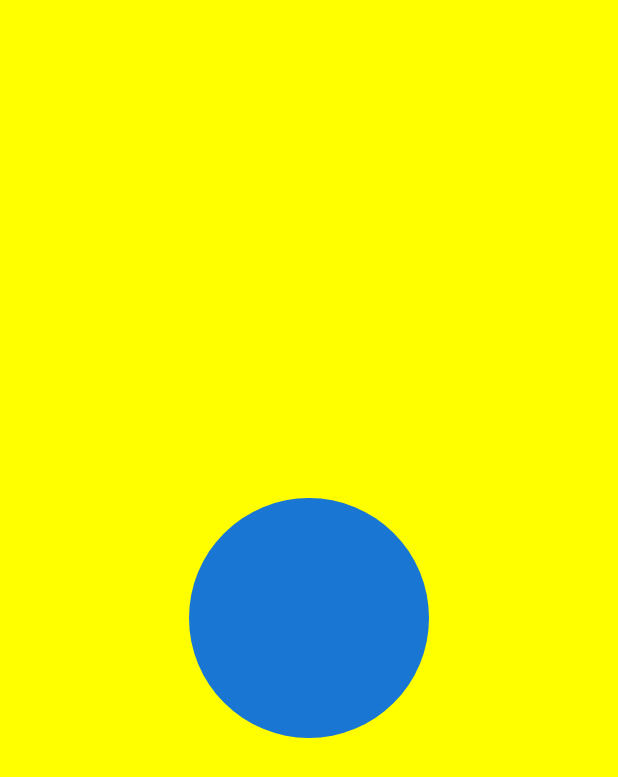
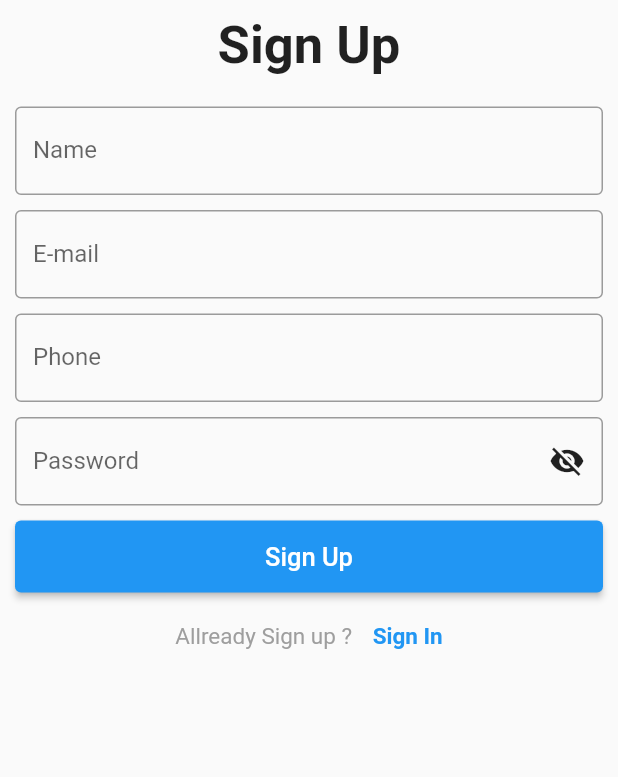
Before and after one commit to SoumitroKarmaker/Sign_up-Sign_in, a Flutter app: the screen it shows after launch, on a phone screen of 412 x 824 dp. Shown: the top 777 px of the screen. Run offline on Flutter 3.47's test engine with Material 2 defaults, Android fonts, the phone set to English and light mode, and no system bars; drawn by our look-alikes of nb_utils.

Commit message:
2nd Commit

```diff
--- a/lib/screens/home.dart
+++ b/lib/screens/sign_up.dart
@@ -1,26 +1,28 @@
 import 'package:flutter/material.dart';
 import 'package:nb_utils/nb_utils.dart';
 
-class Home extends StatefulWidget {
-  const Home({Key? key}) : super(key: key);
+import '../sign_in.dart';
+
+class SignUp extends StatefulWidget {
+  const SignUp({Key? key}) : super(key: key);
 
   @override
-  State<Home> createState() => _HomeState();
+  State<SignUp> createState() => _SignUpState();
 }
 
-class _HomeState extends State<Home> {
+class _SignUpState extends State<SignUp> {
   @override
   Widget build(BuildContext context) {
     return Scaffold(
+
       body: SafeArea(
         child: SingleChildScrollView(
           child: Padding(
             padding: const EdgeInsets.all(10.0),
             child: Column(
-
-              mainAxisAlignment: MainAxisAlignment.center,
+              crossAxisAlignment: CrossAxisAlignment.center,
               children: [
-                Text('Sign up', style: TextStyle(fontSize: 35, fontWeight: FontWeight.bold),),
+                Text('Sign Up', style: TextStyle(fontSize: 35, fontWeight: FontWeight.bold),),
                 SizedBox(height: 20,),
                 AppTextField(
                     textFieldType: TextFieldType.NAME,
@@ -61,18 +63,21 @@ class _HomeState extends State<Home> {
                       children: [
                         Padding(
                           padding: const EdgeInsets.all(8.0),
-                          child: Text('Sign up', style: TextStyle(fontSize: 17),),
+                          child: Text('Sign Up', style: TextStyle(fontSize: 17),),
                         ),
                       ],
                     ),
                   ),
                 ),
-                SizedBox(height: 15,),
+                SizedBox(height: 20,),
                 Row(
                   mainAxisAlignment: MainAxisAlignment.center,
                   children: [
                     Text('Allready Sign up ? ',style: TextStyle(color: Colors.grey, fontSize: 15),),
-                    Text('Sign in',style: TextStyle(color: Colors.blue,fontSize: 15,fontWeight: FontWeight.bold),),
+                    SizedBox(width: 10,),
+                    Text('Sign In',
+                      style: TextStyle(color: Colors.blue,fontSize: 15,fontWeight: FontWeight.bold),
+                    ).onTap(() => SignIn().launch(context)),
                   ],
                 ),
               ],
--- a/lib/screens/splash_screen.dart
+++ b/lib/screens/splash_screen.dart
@@ -1,4 +1,4 @@
-import 'package:api/screens/home.dart';
+import 'package:api/screens/sign_up.dart';
 import 'package:flutter/material.dart';
 
 class SplashScreen extends StatefulWidget {
@@ -16,9 +16,9 @@ class _SplashScreenState extends State<SplashScreen> {
   }
 
   gotoHomeScreen() async {
-    await Future.delayed(Duration(seconds: 10));
+    await Future.delayed(Duration(seconds: 2));
     Navigator.pushReplacement(
-        context, MaterialPageRoute(builder: (context) => Home()));
+        context, MaterialPageRoute(builder: (context) => SignUp()));
   }
 
   @override
--- a/pubspec.yaml
+++ b/pubspec.yaml
@@ -37,6 +37,7 @@ dependencies:
   # Use with the CupertinoIcons class for iOS style icons.
   cupertino_icons: ^1.0.2
   nb_utils: ^4.6.24
+  flutter_easyloading: ^3.0.5
 
 dev_dependencies:
   flutter_test:
```
Also changed, not shown: lib/sign_in.dart (added, +71 -0 lines), pubspec.lock.
